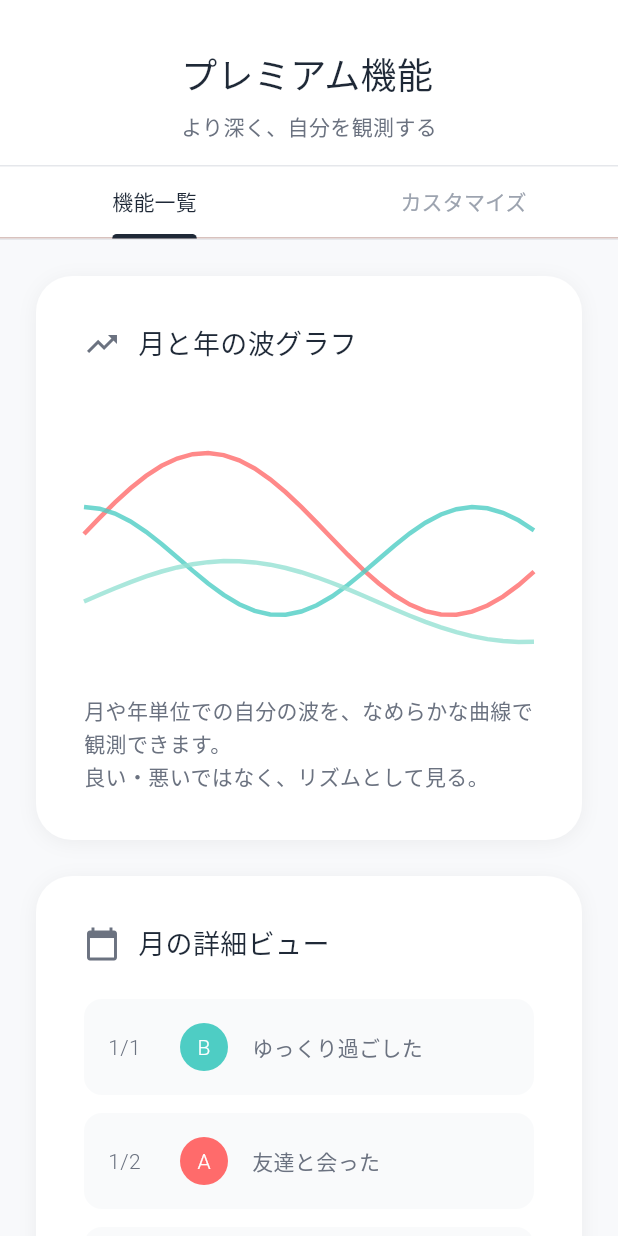
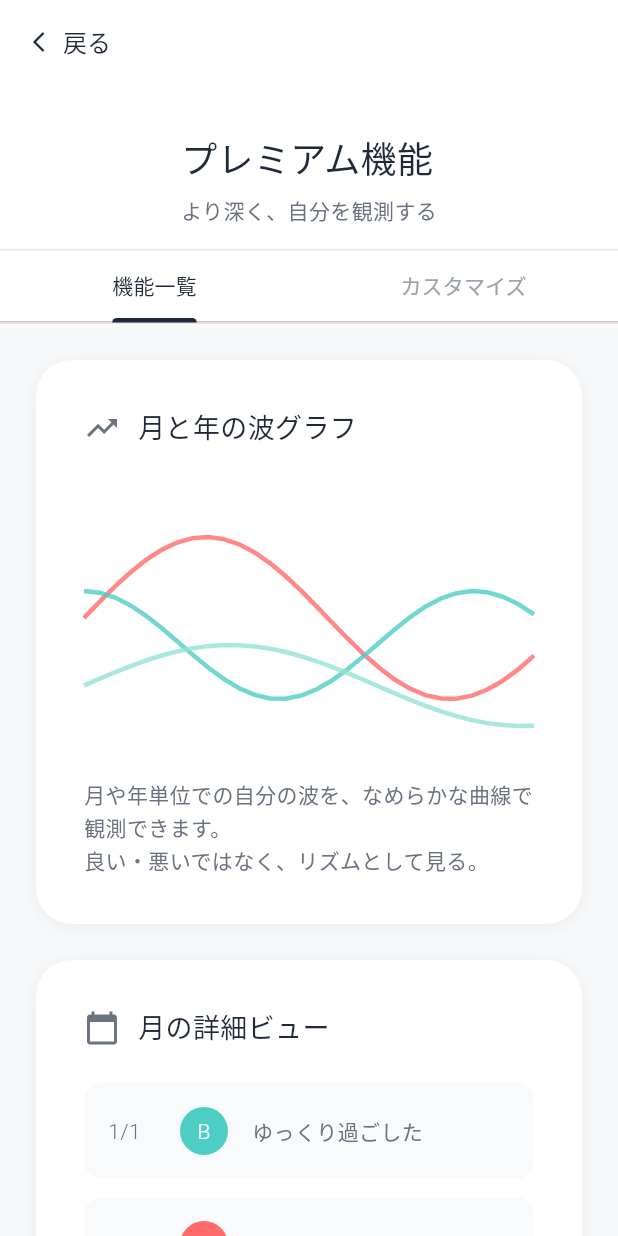
Before and after one commit to N-plus/abc-daily-check, a Flutter app: the SubscriptionScreen screen opened directly, on a phone screen of 412 x 824 dp. Run offline on Flutter 3.47's test engine with Material 3 defaults, Android fonts, the phone set to English and light mode, and no system bars; our stand-ins replace shared_preferences; accounts and stored records are empty.

Commit message:
Add back button app bar to subscription screen

```diff
--- a/lib/subscription/subscription_screen.dart
+++ b/lib/subscription/subscription_screen.dart
@@ -80,7 +80,33 @@ class _SubscriptionScreenState extends State<SubscriptionScreen>
   @override
   Widget build(BuildContext context) {
     return Scaffold(
+      appBar: AppBar(
+        backgroundColor: Colors.white,
+        elevation: 0,
+        scrolledUnderElevation: 0,
+        shadowColor: Colors.transparent,
+        surfaceTintColor: Colors.white,
+        automaticallyImplyLeading: false,
+        leadingWidth: 96,
+        leading: TextButton.icon(
+          onPressed: () => Navigator.pop(context),
+          icon: const Icon(
+            Icons.arrow_back_ios_new,
+            size: 16,
+            color: Color(0xFF1F2937),
+          ),
+          label: const Text(
+            '戻る',
+            style: TextStyle(
+              fontSize: 16,
+              fontWeight: FontWeight.w400,
+              color: Color(0xFF1F2937),
+            ),
+          ),
+        ),
+      ),
       body: SafeArea(
+        top: false,
         child: Column(
           children: [
             Container(
```
